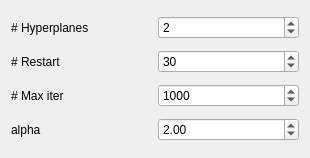
Qt form _AlgorithmsPlugins/MLR/paramsRRMLR.ui (b4silio/MLDemos) before a commit.
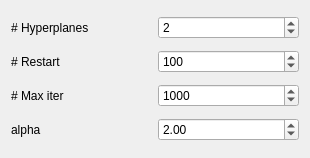
The same form after that commit.

```diff
--- a/_AlgorithmsPlugins/MLR/paramsRRMLR.ui
+++ b/_AlgorithmsPlugins/MLR/paramsRRMLR.ui
@@ -74,7 +74,7 @@
       <number>1000</number>
      </property>
      <property name="value">
-      <number>30</number>
+      <number>100</number>
      </property>
     </widget>
    </item>
```
